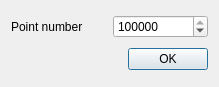
Before: the Qt Designer form applications/Mapple/dialogs/dialog_surface_mesh_sampling.ui in LiangliangNan/Easy3D, drawn with Qt 5.
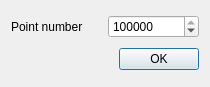
After: the same form once the commit is applied.

```diff
--- a/applications/Mapple/dialogs/dialog_surface_mesh_sampling.ui
+++ b/applications/Mapple/dialogs/dialog_surface_mesh_sampling.ui
@@ -6,7 +6,7 @@
    <rect>
     <x>0</x>
     <y>0</y>
-    <width>219</width>
+    <width>210</width>
     <height>87</height>
    </rect>
   </property>
```
Left out of the diff: 19 changed lines with no effect on the pictures.
